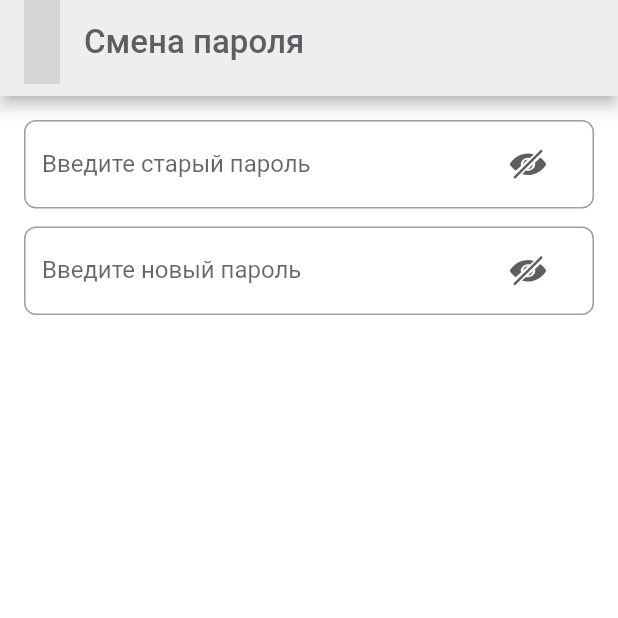
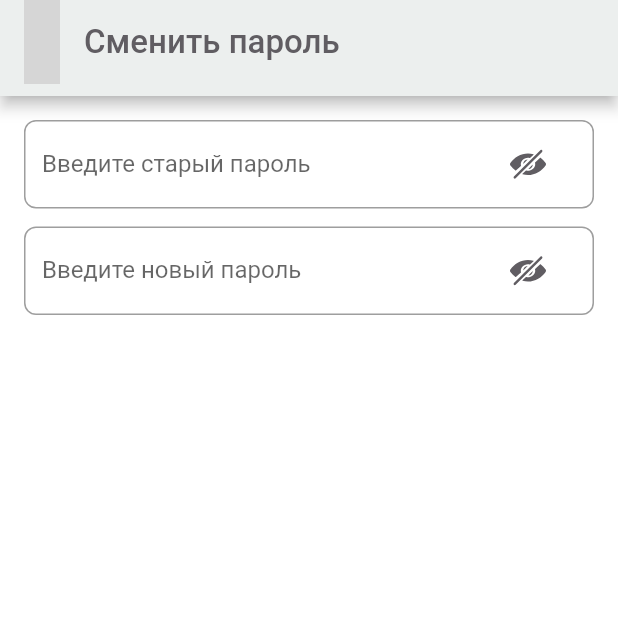
Before and after one commit to EbriusQuasimodo/project_SMM, a Flutter app: the ProfilePage screen opened by its route, after a tap on "Сменить пароль", on a phone screen of 412 x 824 dp, the top half of it. Run offline on Flutter 3.47's test engine with Material 2 defaults, Android fonts, the phone set to English and light mode, and no system bars; our stand-ins replace bloc, dartz, equatable, flutter_bloc, flutter_svg, shared_preferences; accounts and stored records are empty; generated files the repository leaves out were written again; project files that could hold a hidden picture were left out; grey boxes are pictures that could not be loaded.

Commit message:
add translates

```diff
--- a/lib/shared/api/login_api/repository/login_repository.dart
+++ b/lib/entities/auth_entities/auth_api/repository/login_repository.dart
@@ -1,5 +1,5 @@
+import 'package:project_smm/entities/auth_entities/auth_api/data_source/login_remote_data.dart';
 import 'package:project_smm/entities/types/login_model/login_model.dart';
-import 'package:project_smm/shared/api/login_api/data_source/login_remote_data.dart';
 import 'package:project_smm/shared/constants/errors_constants/errors_constants.dart';
 import 'package:project_smm/shared/lib/errors/exceptions/exceptions.dart';
 import 'package:project_smm/shared/lib/errors/failure/failure.dart';
--- a/lib/entities/auth_entities/auth_bloc/auth_bloc.dart
+++ b/lib/entities/auth_entities/auth_bloc/auth_bloc.dart
@@ -1,7 +1,7 @@
 import 'package:bloc/bloc.dart';
 import 'package:meta/meta.dart';
-import 'package:project_smm/shared/api/login_api/data_source/login_remote_data.dart';
-import 'package:project_smm/shared/api/login_api/repository/login_repository.dart';
+import 'package:project_smm/entities/auth_entities/auth_api/data_source/login_remote_data.dart';
+import 'package:project_smm/entities/auth_entities/auth_api/repository/login_repository.dart';
 import 'package:project_smm/shared/lib/errors/failure/failure.dart';
 
 part 'auth_event.dart';
--- a/lib/l10n/app_ru.arb
+++ b/lib/l10n/app_ru.arb
@@ -14,5 +14,14 @@
   "analyticsPage": "Аналитика",
   "favoritesPage": "Избранное",
   "reportsPage": "Отчеты",
-  "profilePage": "Профиль"
+  "profilePage": "Профиль",
+  "changePassword": "Сменить пароль",
+  "updateVersion": "Обновить версию",
+  "signOut": "Выйти из аккаунта?",
+  "yes": "Да",
+  "no": "Нет",
+  "enterOldPassword": "Введите старый пароль",
+  "enterNewPassword": "Введите новый пароль",
+  "save": "Сохранить",
+  "switchLanguage": "Смена языка"
 }
--- a/lib/pages/change_language_page/change_language_page.dart
+++ b/lib/pages/change_language_page/change_language_page.dart
@@ -1,6 +1,7 @@
 import 'package:flutter/material.dart';
 import 'package:project_smm/features/language_change_button/change_locale_widget.dart';
 import 'package:project_smm/shared/ui/app_bar_items/app_bar_with_leading_and_title/app_bar_with_leading_and_title.dart';
+import 'package:flutter_gen/gen_l10n/app_localizations.dart';
 
 class ChangeLanguagePage extends StatelessWidget {
   const ChangeLanguagePage({super.key});
@@ -8,7 +9,7 @@ class ChangeLanguagePage extends StatelessWidget {
   @override
   Widget build(BuildContext context) {
     return Scaffold(
-      appBar: AppBarWithLeadingAndTitle(titleText: 'Смена языка', onTap: (){Navigator.of(context).pop();}),
+      appBar: AppBarWithLeadingAndTitle(titleText: AppLocalizations.of(context)!.switchLanguage, onTap: (){Navigator.of(context).pop();}),
       body: const Padding(
         padding: EdgeInsets.only(top: 16.0),
         child: ChangeLocaleWidget(),
--- a/lib/pages/change_password_page/change_password_page.dart
+++ b/lib/pages/change_password_page/change_password_page.dart
@@ -2,6 +2,7 @@ import 'package:flutter/material.dart';
 import 'package:project_smm/shared/ui/app_bar_items/app_bar_with_leading_and_title/app_bar_with_leading_and_title.dart';
 import 'package:project_smm/shared/ui/buttons/primary_button/primary_button.dart';
 import 'package:project_smm/shared/ui/fomr_item/form_input_item/form_input_item.dart';
+import 'package:flutter_gen/gen_l10n/app_localizations.dart';
 
 class ChangePasswordPage extends StatelessWidget {
   ChangePasswordPage({super.key});
@@ -11,16 +12,16 @@ class ChangePasswordPage extends StatelessWidget {
   Widget build(BuildContext context) {
     return Scaffold(
       appBar: AppBarWithLeadingAndTitle(
-          titleText: 'Смена пароля',
+          titleText: AppLocalizations.of(context)!.changePassword,
           onTap: () {
             Navigator.of(context).pop();
           }),
       body: Column(children: [
         const SizedBox(height: 16,),
-        FormInputItem(controller: _controllerPasswordOld, formName: 'Введите старый пароль', canHidePassword: true),
-        FormInputItem(controller: _controllerPasswordNew, formName: 'Введите новый пароль', canHidePassword: true),
+        FormInputItem(controller: _controllerPasswordOld, formName: AppLocalizations.of(context)!.enterOldPassword, canHidePassword: true),
+        FormInputItem(controller: _controllerPasswordNew, formName: AppLocalizations.of(context)!.enterNewPassword, canHidePassword: true),
         const Spacer(),
-        PrimaryButton(onTap: (){Navigator.of(context).pop();}, buttonName: 'Сохранить'),
+        PrimaryButton(onTap: (){Navigator.of(context).pop();}, buttonName: AppLocalizations.of(context)!.save),
         const SizedBox(height: 16,),
       ],),
     );
--- a/lib/pages/profile_page/profile_page.dart
+++ b/lib/pages/profile_page/profile_page.dart
@@ -7,6 +7,7 @@ import 'package:project_smm/shared/ui/buttons/settings_button/settings_button.da
 import 'package:project_smm/shared/ui/custom_dialogs/custom_dialog_with_two_buttons/custom_dialog_with_two_buttons.dart';
 import 'package:project_smm/widgets/profile_widgets/update_version_button.dart';
 import 'package:project_smm/widgets/profile_widgets/user_name_text.dart';
+import 'package:flutter_gen/gen_l10n/app_localizations.dart';
 
 class ProfilePage extends StatefulWidget {
   const ProfilePage({super.key});
@@ -20,14 +21,14 @@ class _ProfilePageState extends State<ProfilePage> {
   Widget build(BuildContext context) {
     return Scaffold(
       appBar: AppBar(
-        title: const Text('Профиль'),
+        title: Text(AppLocalizations.of(context)!.profilePage),
         actions: [
           IconButton(
             onPressed: () {
               showDialog(
                 context: context,
                 builder: (builder) => CustomDialogWithTwoButtons(
-                  title: 'Выйти из аккаунта?',
+                  title: AppLocalizations.of(context)!.signOut,
                   onTapFirstButton: () {
                     Navigator.of(context).pop();
                   },
@@ -65,7 +66,7 @@ class _ProfilePageState extends State<ProfilePage> {
                 Navigator.of(context).pushNamed(AppRoutes.changePassword);
               },
               leadingPicture: 'assets/images/icons/profile/change_password.svg',
-              buttonName: 'Сменить пароль',
+              buttonName: AppLocalizations.of(context)!.changePassword,
             ),
             const SizedBox(
               height: 6,
--- a/lib/widgets/profile_widgets/update_version_button.dart
+++ b/lib/widgets/profile_widgets/update_version_button.dart
@@ -1,6 +1,7 @@
 import 'package:flutter/material.dart';
 import 'package:flutter_svg/flutter_svg.dart';
 import 'package:project_smm/shared/lib/theme/theme_app.dart';
+import 'package:flutter_gen/gen_l10n/app_localizations.dart';
 
 class UpdateVersionButton extends StatelessWidget {
   const UpdateVersionButton({super.key});
@@ -17,16 +18,16 @@ class UpdateVersionButton extends StatelessWidget {
         children: [
           SvgPicture.asset('assets/images/icons/profile/update_version.svg'),
           const SizedBox(width: 12,),
-          const Column(
+          Column(
             children: [
               Text(
-                'Обновить версию',
-                style: TextStyle(
+                AppLocalizations.of(context)!.updateVersion,
+                style: const TextStyle(
                     fontSize: 16,
                     fontWeight: FontWeight.w500,
                     color: ThemeApp.secondaryColorTextAndIcons),
               ),
-              Text(
+              const Text(
                 'Текущая версия 1.0.0',
                 style: TextStyle(
                     fontSize: 14,
```
Also changed, not shown: lib/l10n/app_kk.arb (+10 -1 lines), lib/shared/ui/custom_dialogs/custom_dialog_with_two_buttons/custom_dialog_with_two_buttons.dart (+7 -6 lines), lib/entities/auth_entities/auth_api/data_source/login_remote_data.dart (renamed from lib/shared/api/login_api/data_source/login_remote_data.dart).
